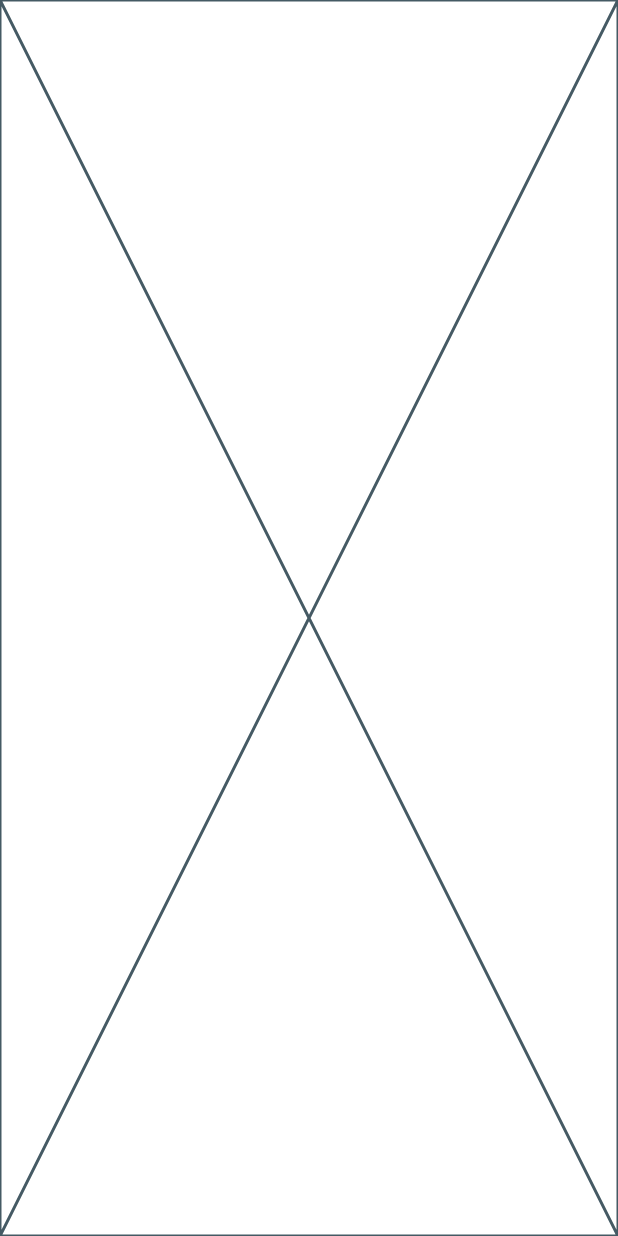
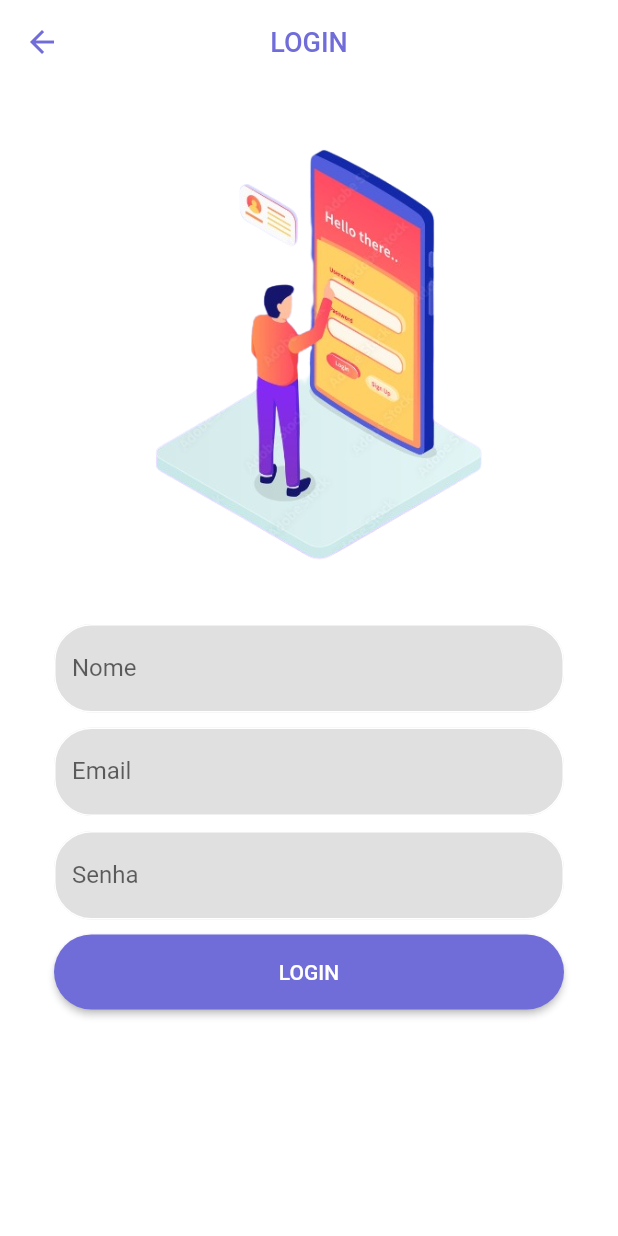
Before and after one commit to biancanilsen/App_RBAC, a Flutter app: the screen it shows after launch, after a tap on "SIGNUP", on a phone screen of 412 x 824 dp. Run offline on Flutter 3.47's test engine with Material 2 defaults, Android fonts, the phone set to English and light mode, and no system bars; our stand-ins replace flutter_bloc.

Commit message:
SignUpPage Layout

```diff
--- a/webapp/lib/feature/users/presentation/pages/signUp.dart
+++ b/webapp/lib/feature/users/presentation/pages/signUp.dart
@@ -1,16 +1,123 @@
+import 'package:flutter/material.dart';
 import 'package:flutter/src/widgets/framework.dart';
 import 'package:flutter/src/widgets/placeholder.dart';
 
 class SignUpPage extends StatefulWidget {
-  const SignUpPage({super.key});
+  SignUpPage({super.key});
+  final TextEditingController _nameController = TextEditingController();
+  final TextEditingController _emailController = TextEditingController();
+  final TextEditingController _passwordController = TextEditingController();
 
   @override
   State<SignUpPage> createState() => _SignUpPageState();
 }
 
 class _SignUpPageState extends State<SignUpPage> {
+  final _formKey = GlobalKey<FormState>();
   @override
   Widget build(BuildContext context) {
-    return const Placeholder();
+    return Scaffold(
+      appBar: AppBar(
+        title: const Text('LOGIN', style: TextStyle(fontSize: 18)),
+        backgroundColor: Colors.white,
+        foregroundColor: const Color(0xFF706CD8),
+        centerTitle: true,
+        elevation: 0,
+      ),
+      backgroundColor: Colors.white,
+      body: Padding(
+        padding: const EdgeInsets.only(top: 20.0),
+        child: Container(
+          child: Column(
+            children: [
+              Image.asset(
+                'assets/images/register.png',
+                height: 300,
+                width: 600,
+              ),
+              Form(
+                key: _formKey,
+                child: Column(
+                  children: <Widget>[
+                    Padding(
+                      padding: const EdgeInsets.only(top: 40.0, bottom: 10.0),
+                      child: SizedBox(
+                        width: 340,
+                        child: TextFormField(
+                          decoration: InputDecoration(
+                            filled: true,
+                            fillColor: Colors.grey[300],
+                            enabledBorder: OutlineInputBorder(
+                              borderSide:
+                                  BorderSide(width: 1, color: Colors.white),
+                              borderRadius: BorderRadius.circular(25.0),
+                            ),
+                            labelText: 'Nome',
+                          ),
+                        ),
+                      ),
+                    ),
+                    SizedBox(
+                      width: 340,
+                      child: TextFormField(
+                        decoration: InputDecoration(
+                          filled: true,
+                          fillColor: Colors.grey[300],
+                          enabledBorder: OutlineInputBorder(
+                            borderSide:
+                                BorderSide(width: 1, color: Colors.white),
+                            borderRadius: BorderRadius.circular(25.0),
+                          ),
+                          labelText: 'Email',
+                        ),
+                      ),
+                    ),
+                    Padding(
+                      padding: const EdgeInsets.only(top: 10.0),
+                      child: SizedBox(
+                        width: 340,
+                        child: TextFormField(
+                          decoration: InputDecoration(
+                            filled: true,
+                            fillColor: Colors.grey[300],
+                            enabledBorder: OutlineInputBorder(
+                              borderSide:
+                                  BorderSide(width: 1, color: Colors.white),
+                              borderRadius: BorderRadius.circular(25.0),
+                            ),
+                            labelText: 'Senha',
+                          ),
+                        ),
+                      ),
+                    ),
+                    Padding(
+                      padding: const EdgeInsets.only(top: 10.0),
+                      child: SizedBox(
+                        width: 340,
+                        height: 50,
+                        child: ElevatedButton(
+                          onPressed: () {
+                            Navigator.of(context).pushNamed(
+                              '/signin',
+                            );
+                          },
+                          style: ElevatedButton.styleFrom(
+                            shape: RoundedRectangleBorder(
+                              borderRadius: BorderRadius.circular(25),
+                            ),
+                            backgroundColor: const Color(0xFF706CD8),
+                          ),
+                          child: Text('LOGIN'),
+                        ),
+                      ),
+                    ),
+                  ],
+                ),
+              ),
+            ],
+          ),
+        ),
+      ),
+    );
   }
 }
--- a/webapp/lib/main.dart
+++ b/webapp/lib/main.dart
@@ -21,7 +21,7 @@ class MyApp extends StatelessWidget {
         routes: {
           '/': (context) => const PortalPage(),
           '/signin': (context) => SignInPage(),
-          '/signup': (context) => const SignUpPage(),
+          '/signup': (context) => SignUpPage(),
         });
   }
 }
```
Also changed, not shown: webapp/assets/images/register.png (added).
